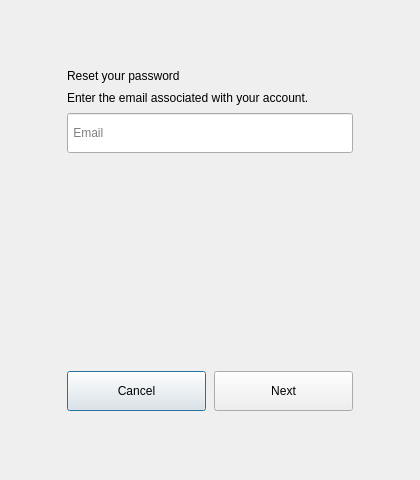
Above: ui/reset_password_window.ui from imndllnuri/students-attendance-app before the change. Below: the same form after it.
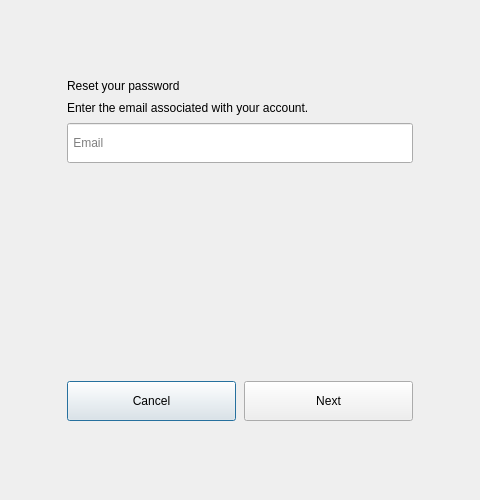
That is the form after the change.

Commit message: Kintsugi redesign Phase 1: Login, Create Account, Reset Password

The edit to the form file:
```diff
--- a/ui/reset_password_window.ui
+++ b/ui/reset_password_window.ui
@@ -6,8 +6,8 @@
    <rect>
     <x>0</x>
     <y>0</y>
-    <width>420</width>
-    <height>480</height>
+    <width>480</width>
+    <height>500</height>
    </rect>
   </property>
   <property name="windowTitle">
@@ -40,10 +40,10 @@
         <item>
          <widget class="QFrame" name="card_frame">
           <property name="minimumSize">
-           <size><width>360</width><height>0</height></size>
+           <size><width>420</width><height>0</height></size>
           </property>
           <property name="maximumSize">
-           <size><width>360</width><height>16777215</height></size>
+           <size><width>420</width><height>16777215</height></size>
           </property>
           <layout class="QVBoxLayout" name="card_layout">
            <property name="leftMargin"><number>28</number></property>
```
The commit also changes 11 other files.
